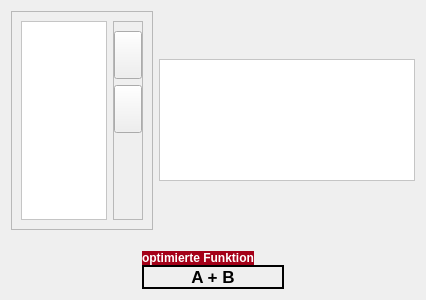
Above: Application/booleanfunctionsimplifier.ui from markus-senger/KV-diagram before the change. Below: the same form after it.
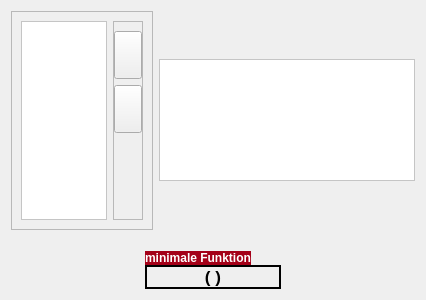
That is the form after the change. Icons and pictures are not drawn.

Patch:
```diff
--- a/Application/booleanfunctionsimplifier.ui
+++ b/Application/booleanfunctionsimplifier.ui
@@ -396,7 +396,7 @@
 margin-right: 30px;</string>
          </property>
          <property name="text">
-          <string>optimierte Funktion</string>
+          <string>minimale Funktion</string>
          </property>
          <property name="alignment">
           <set>Qt::AlignCenter</set>
@@ -421,7 +421,7 @@
 color: black;</string>
          </property>
          <property name="text">
-          <string>A + B</string>
+          <string>( )</string>
          </property>
          <property name="alignment">
           <set>Qt::AlignCenter</set>
```
Left out of the diff: 2 changed lines with no effect on the pictures.
